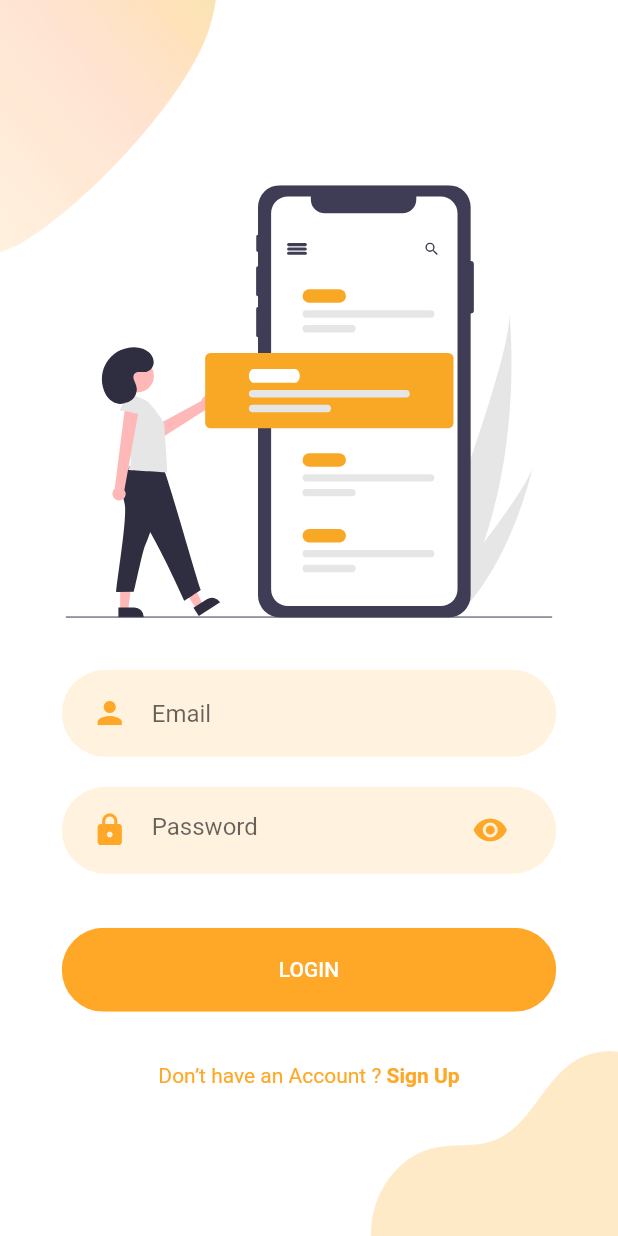
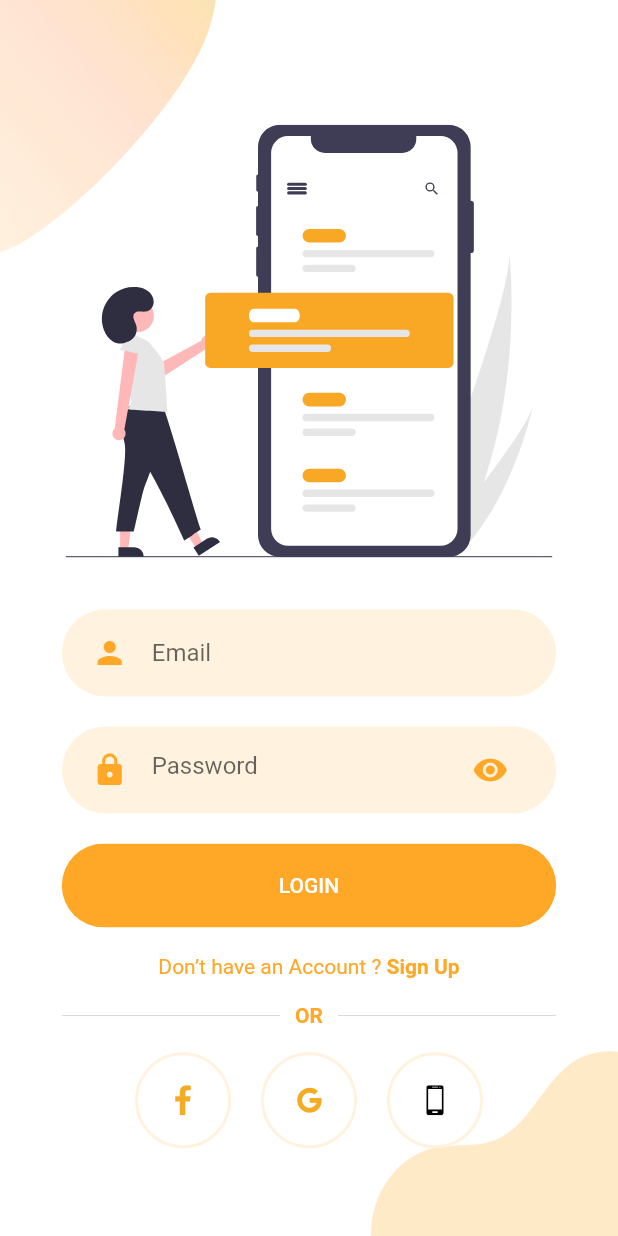
Before and after one commit to DarwinCamahalan/daily_notes_flutter, a Flutter app: the screen it shows after launch, after a tap on "LOGIN", on a phone screen of 412 x 824 dp. Run offline on Flutter 3.47's test engine with Material 2 defaults, Android fonts, the phone set to English and light mode, and no system bars; our stand-ins replace flutter_svg, google_fonts.

Commit message:
Enhanced UI

```diff
--- a/lib/Screens/Home/components/body.dart
+++ b/lib/Screens/Home/components/body.dart
@@ -21,9 +21,9 @@ class HomeScreen extends StatelessWidget {
         appBar: AppBar(
           title: Text(
             'Dashboard',
-            style: GoogleFonts.ramabhadra(
+            style: GoogleFonts.lato(
                 color: Colors.white,
-                fontWeight: FontWeight.bold,
+                fontWeight: FontWeight.w900,
                 shadows: [
                   Shadow(
                       // bottomLeft
--- a/lib/Screens/Login/components/body.dart
+++ b/lib/Screens/Login/components/body.dart
@@ -1,6 +1,8 @@
 import 'package:flutter/material.dart';
 import 'package:daily_note/Screens/Login/components/background.dart';
 import 'package:daily_note/Screens/Signup/signup_screen.dart';
+import 'package:daily_note/Screens/Signup/components/or_divider.dart';
+import 'package:daily_note/Screens/Signup/components/social_icon.dart';
 import 'package:daily_note/components/already_have_an_account_acheck.dart';
 import 'package:daily_note/components/rounded_button.dart';
 import 'package:daily_note/components/rounded_input_field.dart';
@@ -18,7 +20,7 @@ class Body extends StatelessWidget {
     Size size = MediaQuery.of(context).size;
     var email;
     var pass;
-    var invalid = ""; // PROMPT
+
     return Background(
       child: SingleChildScrollView(
         child: Column(
@@ -41,11 +43,11 @@ class Body extends StatelessWidget {
                 pass = value;
               },
             ),
-            Text(invalid),
             RoundedButton(
               text: "LOGIN",
               press: () {
-                if (email == "admin" && pass == "123") {
+                if (email == "admin" && pass == "123" ||
+                    email == "lymie" && pass == "lymieapp") {
                   Navigator.push(
                     context,
                     MaterialPageRoute(
@@ -55,12 +57,12 @@ class Body extends StatelessWidget {
                     ),
                   );
                 } else {
-                  invalid =
-                      "Invalid password or email."; // ADD AUTHENTICATION HERE
+                  // INSERT PROMPT HERE
+
                 }
               },
             ),
-            SizedBox(height: size.height * 0.03),
+            SizedBox(height: size.height * 0.01),
             AlreadyHaveAnAccountCheck(
               press: () {
                 Navigator.push(
@@ -73,6 +75,24 @@ class Body extends StatelessWidget {
                 );
               },
             ),
+            OrDivider(),
+            Row(
+              mainAxisAlignment: MainAxisAlignment.center,
+              children: <Widget>[
+                SocalIcon(
+                  iconSrc: "assets/icons/facebook.svg",
+                  press: () {},
+                ),
+                SocalIcon(
+                  iconSrc: "assets/icons/twitter.svg",
+                  press: () {},
+                ),
+                SocalIcon(
+                  iconSrc: "assets/icons/google-plus.svg",
+                  press: () {},
+                ),
+              ],
+            )
           ],
         ),
       ),
--- a/lib/components/rounded_input_field.dart
+++ b/lib/components/rounded_input_field.dart
@@ -11,6 +11,8 @@ class RoundedInputField extends StatelessWidget {
     this.hintText,
     this.icon = Icons.person,
     this.onChanged,
+    String errorText,
+    TextEditingController controller,
   }) : super(key: key);
 
   @override
```
Also changed, not shown: assets/icons/google-plus.svg, 2 other files.
